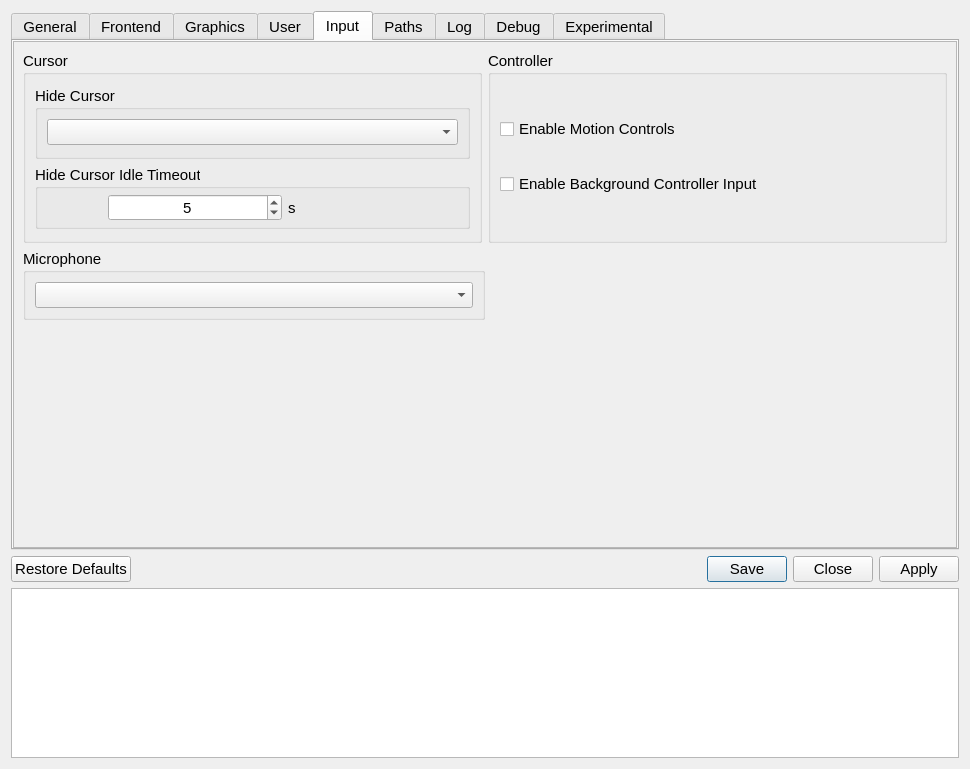
This is src/qt_gui/settings_dialog.ui in shadps4-emu/shadps4-qtlauncher as Qt 5 draws it before an edit. The edited form follows.
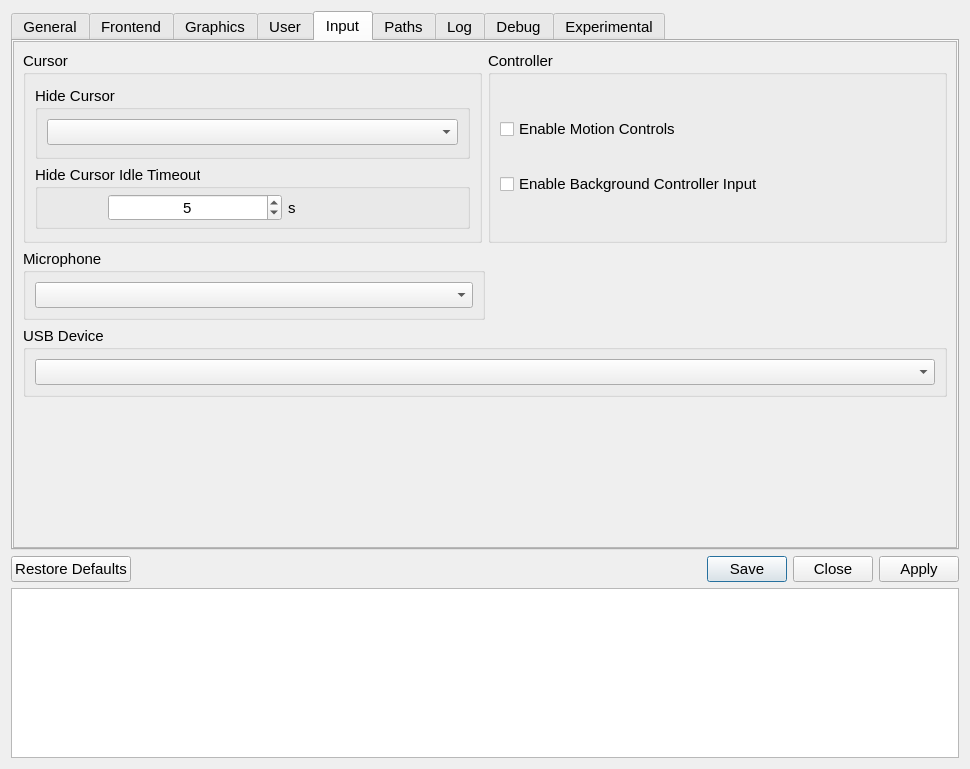
This is the edited form. The open tabs and pages were chosen to show the change. Icons and pictures are not drawn.

```diff
--- a/src/qt_gui/settings_dialog.ui
+++ b/src/qt_gui/settings_dialog.ui
@@ -1841,6 +1841,28 @@
           </item>
          </layout>
         </item>
+        <item>
+           <layout class="QVBoxLayout" name="USBDeviceLayout">
+            <item>
+             <widget class="QGroupBox" name="USBDeviceGroupBox">
+              <property name="sizePolicy">
+               <sizepolicy hsizetype="Expanding" vsizetype="Preferred">
+                <horstretch>0</horstretch>
+                <verstretch>0</verstretch>
+               </sizepolicy>
+              </property>
+              <property name="title">
+               <string>USB Device</string>
+              </property>
+              <layout class="QHBoxLayout" name="horizontalLayout_7_1">
+               <item>
+                <widget class="QComboBox" name="usbComboBox"/>
+               </item>
+              </layout>
+             </widget>
+            </item>
+           </layout>
+          </item>
         <item>
          <spacer name="verticalSpacer_11">
           <property name="orientation">
```
